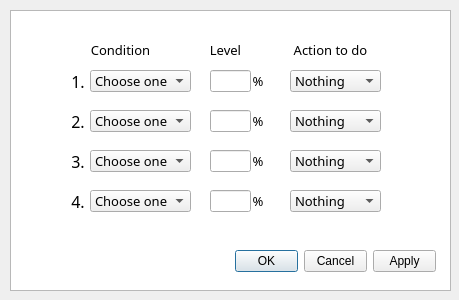
Before: the Qt Designer form 005_qt_pcBatteryOption_test/src/schedule.ui in aben20807/Qt_projects, drawn with Qt 5.
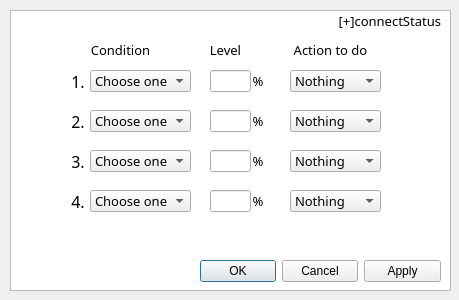
After: the same form once the commit is applied.

Commit message: 005 Can add schedule to database

The edit to the form file:
```diff
--- a/005_qt_pcBatteryOption_test/src/schedule.ui
+++ b/005_qt_pcBatteryOption_test/src/schedule.ui
@@ -11,7 +11,7 @@
    </rect>
   </property>
   <property name="windowTitle">
-   <string>Dialog</string>
+   <string>Schedule</string>
   </property>
   <widget class="QGraphicsView" name="graphicsView">
    <property name="geometry">
@@ -232,9 +232,9 @@
   <widget class="QDialogButtonBox" name="buttonBox_okCancel">
    <property name="geometry">
     <rect>
-     <x>235</x>
-     <y>250</y>
-     <width>201</width>
+     <x>200</x>
+     <y>260</y>
+     <width>241</width>
      <height>23</height>
     </rect>
    </property>
@@ -647,6 +647,34 @@
     <set>Qt::AlignCenter</set>
    </property>
   </widget>
+  <widget class="QLabel" name="label_connectStatus">
+   <property name="geometry">
+    <rect>
+     <x>330</x>
+     <y>10</y>
+     <width>111</width>
+     <height>21</height>
+    </rect>
+   </property>
+   <property name="minimumSize">
+    <size>
+     <width>51</width>
+     <height>21</height>
+    </size>
+   </property>
+   <property name="font">
+    <font>
+     <family>微軟正黑體</family>
+     <pointsize>10</pointsize>
+    </font>
+   </property>
+   <property name="text">
+    <string>[+]connectStatus</string>
+   </property>
+   <property name="alignment">
+    <set>Qt::AlignRight|Qt::AlignTrailing|Qt::AlignVCenter</set>
+   </property>
+  </widget>
   <zorder>graphicsView</zorder>
   <zorder>lEdit_1</zorder>
   <zorder>label_persent_1</zorder>
@@ -672,6 +700,7 @@
   <zorder>comboBox_condition4</zorder>
   <zorder>comboBox_action4</zorder>
   <zorder>label_number4</zorder>
+  <zorder>label_connectStatus</zorder>
  </widget>
  <resources/>
  <connections/>
```
The commit also changes 12 other files.
